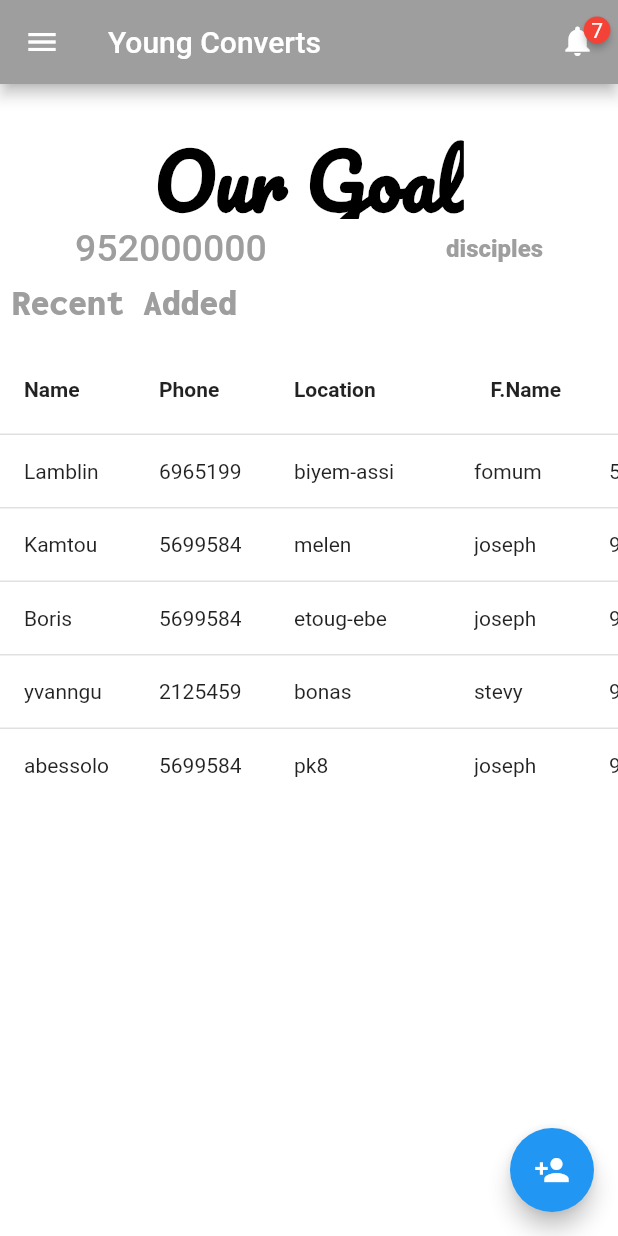
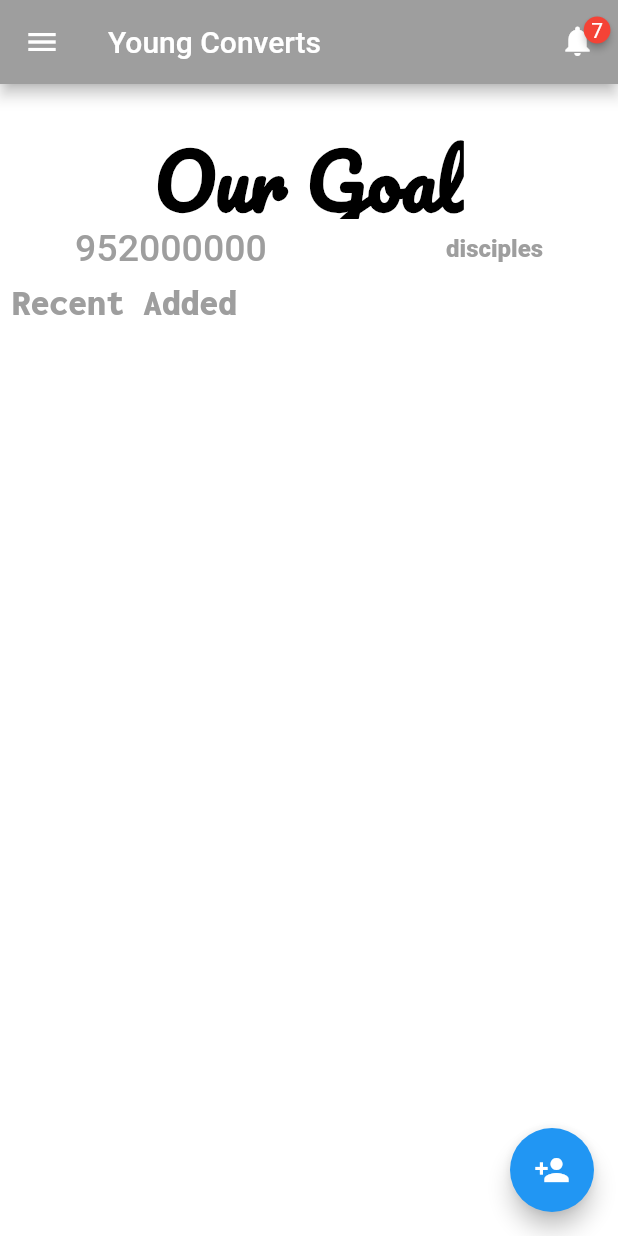
Before and after one commit to ElFabNyl/follow-UP, a Flutter app: the screen it shows after launch, on a phone screen of 412 x 824 dp. Run offline on Flutter 3.47's test engine with Material 2 defaults, Android fonts, the phone set to English and light mode, and no system bars; drawn by our look-alikes of animated_text_kit, badges, syncfusion_flutter_datagrid; our stand-ins replace google_fonts.

Commit message:
removed datagrid

```diff
--- a/lib/brain/controller.dart
+++ /dev/null
@@ -1,46 +0,0 @@
-import 'package:followup/models/Convert.dart';
-
-class Brain {
-  //provisoire
-
-  static List<Convert> getConvert() {
-    return [
-      Convert(
-          name: 'Lamblin Ngueyap',
-          number: '696519917',
-          location: 'biyem-assi',
-          followerName: 'fomum zacharias',
-          followerphone: '526514256'),
-      Convert(
-          name: 'Kamtou Boris',
-          number: '569958452',
-          location: 'melen',
-          followerName: 'joseph ngandeu',
-          followerphone: '965253125'),
-      Convert(
-          name: 'Boris kamtou',
-          number: '569958452',
-          location: 'etoug-ebe',
-          followerName: 'joseph ngandeu',
-          followerphone: '965253125'),
-      Convert(
-          name: 'yvannguekam',
-          number: '212545965',
-          location: 'bonas',
-          followerName: 'stevy marlino',
-          followerphone: '965253125'),
-      Convert(
-          name: 'abessolo endaman',
-          number: '569958452',
-          location: 'pk8',
-          followerName: 'joseph ngandeu',
-          followerphone: '965253125'),
-      Convert(
-          name: 'nyl Fabrice',
-          number: '569958452',
-          location: 'bonas',
-          followerName: 'joseph ngandeu',
-          followerphone: '965253125')
-    ];
-  }
-}
--- a/lib/dataGrid/ConvertDataSource.dart
+++ /dev/null
@@ -1,38 +0,0 @@
-import 'package:flutter/material.dart';
-import 'package:syncfusion_flutter_datagrid/datagrid.dart';
-import 'package:followup/models/Convert.dart';
-
-class ConvertDataSource extends DataGridSource {
-  ConvertDataSource({required List<Convert> convertis}) {
-    _convertis = convertis
-        .map<DataGridRow>((e) => DataGridRow(cells: [
-              DataGridCell<String>(columnName: 'name', value: e.name),
-              DataGridCell<String>(columnName: 'number', value: e.number),
-              DataGridCell<String>(columnName: 'location', value: e.location),
-              DataGridCell<String>(
-                  columnName: 'F.Name', value: e.followerName),
-              DataGridCell<String>(
-                  columnName: 'F.Phone', value: e.followerphone),
-            ]))
-        .toList();
-  }
-  List<DataGridRow> _convertis = [];
-  @override
-  List<DataGridRow> get rows => _convertis;
-
-  @override
-  DataGridRowAdapter? buildRow(DataGridRow row) {
-    return DataGridRowAdapter(
-      cells: row.getCells().map<Widget>((dataGridCell) {
-        return Container(
-          alignment: (dataGridCell.columnName == 'name' ||
-                  dataGridCell.columnName == 'F.Phone')
-              ? Alignment.centerRight
-              : Alignment.centerLeft,
-          padding: EdgeInsets.all(16.0),
-          child: Text(dataGridCell.value.toString()),
-        );
-      }).toList(),
-    );
-  }
-}
--- a/lib/screens/Home.dart
+++ b/lib/screens/Home.dart
@@ -1,8 +1,6 @@
 import 'package:flutter/material.dart';
-import 'package:followup/brain/controller.dart';
 import 'package:followup/models/Convert.dart';
 import 'package:followup/widgets/Widgets.dart';
-import 'package:followup/dataGrid/ConvertDataSource.dart';
 import 'package:google_fonts/google_fonts.dart';
 
 class Home extends StatefulWidget {
@@ -13,13 +11,10 @@ class Home extends StatefulWidget {
 class _HomeState extends State<Home> with SingleTickerProviderStateMixin {
   List<Convert> convertis = <Convert>[];
 
-  late ConvertDataSource convertDataSource;
   late AnimationController controller;
   //at the initialisation, i build my animation controller.
   @override
   void initState() {
-    convertis = Brain.getConvert();
-    convertDataSource = ConvertDataSource(convertis: convertis);
     controller = AnimationController(
         duration: Duration(seconds: 15),
         vsync: this,
@@ -77,7 +72,6 @@ class _HomeState extends State<Home> with SingleTickerProviderStateMixin {
                   ),
                 ],
               ),
-              Widgets.contentGrid(convertDataSource),
             ],
           ),
         ),
--- a/lib/widgets/Widgets.dart
+++ b/lib/widgets/Widgets.dart
@@ -1,82 +1,9 @@
 import 'package:flutter/material.dart';
-import 'package:syncfusion_flutter_datagrid/datagrid.dart';
 import 'package:google_fonts/google_fonts.dart';
 import 'package:animated_text_kit/animated_text_kit.dart';
 import 'package:badges/badges.dart';
 
 class Widgets {
-  //more content
-
-  static contentGrid(convertDataSource) {
-    return Padding(
-      padding: const EdgeInsets.only(top: 15.0),
-      child: SfDataGrid(
-        headerRowHeight: 60,
-        allowSorting: true,
-        swipeMaxOffset: 50000,
-        sortingGestureType: SortingGestureType.tap,
-        source: convertDataSource,
-        columns: <GridColumn>[
-          GridTextColumn(
-            columnName: 'Name',
-            label: Container(
-              padding: EdgeInsets.all(16.0),
-              alignment: Alignment.centerLeft,
-              child: Text(
-                'Name',
-                style: TextStyle(fontWeight: FontWeight.bold),
-              ),
-            ),
-          ),
-          GridTextColumn(
-            columnName: 'Phone',
-            label: Container(
-              padding: EdgeInsets.all(16.0),
-              alignment: Alignment.centerLeft,
-              child: Text(
-                'Phone',
-                style: TextStyle(fontWeight: FontWeight.bold),
-              ),
-            ),
-          ),
-          GridTextColumn(
-            columnName: 'Location',
-            width: 120,
-            label: Container(
-              padding: EdgeInsets.all(16.0),
-              alignment: Alignment.centerLeft,
-              child: Text(
-                'Location',
-                style: TextStyle(fontWeight: FontWeight.bold),
-              ),
-            ),
-          ),
-          GridTextColumn(
-            columnName: 'F.Name',
-            label: Container(
-              padding: EdgeInsets.all(16.0),
-              alignment: Alignment.centerRight,
-              child: Text(
-                'F.Name',
-                style: TextStyle(fontWeight: FontWeight.bold),
-              ),
-            ),
-          ),
-          GridTextColumn(
-            columnName: 'F.phone',
-            label: Container(
-              padding: EdgeInsets.all(16.0),
-              alignment: Alignment.centerRight,
-              child: Text(
-                'F.phone',
-                style: TextStyle(fontWeight: FontWeight.bold),
-              ),
-            ),
-          ),
-        ],
-      ),
-    );
-  }
 
   //buildind the appBarBottom section here
 
--- a/pubspec.yaml
+++ b/pubspec.yaml
@@ -30,7 +30,6 @@ dependencies:
   cupertino_icons: ^1.0.2
   animated_text_kit: ^4.2.1
   google_fonts: ^2.1.0
-  syncfusion_flutter_datagrid: ^19.1.69-beta
   badges: ^2.0.1
 
 
```
